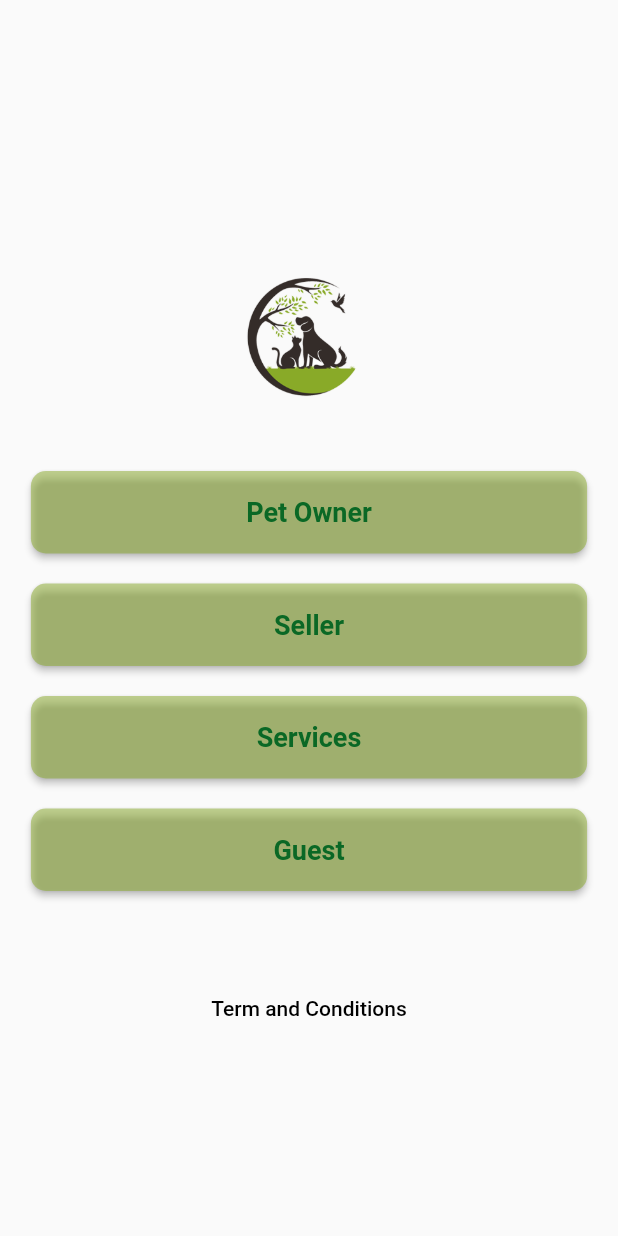
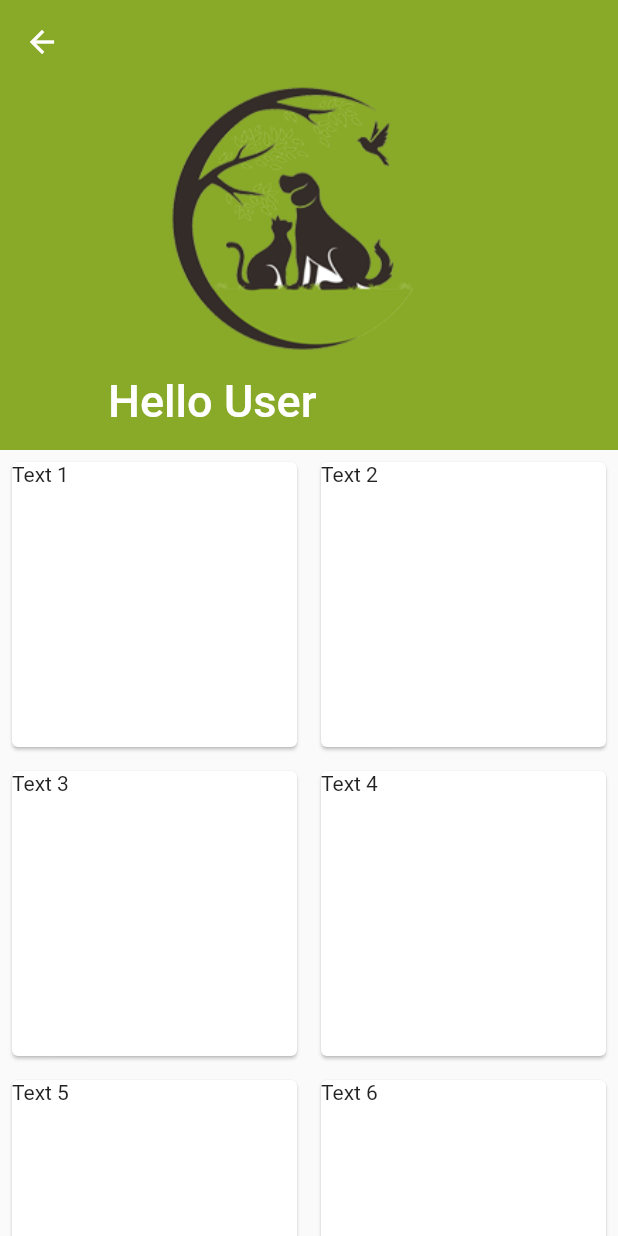
Before and after one commit to imran-maher/Pet-Paradise, a Flutter app: the MainDashboard screen opened directly, on a phone screen of 412 x 824 dp. Run offline on Flutter 3.47's test engine with Material 2 defaults, Android fonts, the phone set to English and light mode, and no system bars; our stand-ins replace firebase_core; accounts and stored records are empty.

Commit message:
Dashboard Design

```diff
--- a/lib/screens/main_dashboard.dart
+++ b/lib/screens/main_dashboard.dart
@@ -1,15 +1,9 @@
 import 'package:flutter/material.dart';
-import 'package:pet_paradise/controllers/responsive_controller.dart';
-import 'package:pet_paradise/screens/login_screen.dart';
+import 'package:flutter/services.dart';
+import 'package:pet_paradise/utils/colors.dart';
 
-
-
-import '../custom_widgets/custom_widgets.dart';
-import '../utils/colors.dart';
+import '../controllers/responsive_controller.dart';
 import '../utils/size_config.dart';
-
-String dropDownValue = "English";
-double buttonSpace = 20;
 
 class MainDashboard extends StatefulWidget {
   const MainDashboard({Key? key}) : super(key: key);
@@ -20,126 +14,67 @@ class MainDashboard extends StatefulWidget {
 
 class _MainDashboardState extends State<MainDashboard> {
   @override
+  void initState() {
+    // TODO: implement initState
+    super.initState();
+    SystemChrome.setEnabledSystemUIMode(SystemUiMode.manual, overlays: []);
+  }
+
+  @override
   Widget build(BuildContext context) {
     MyAppSize.config(MediaQuery.of(context));
     return Scaffold(
-      body: Responsive(
-        mobile: mobile(context),
-        web: web(context),
-        tablet: tablet(context),
-      ),
-    );
+        body: Responsive(
+            mobile: mobile(context),
+            tablet: tablet(context),
+            web: web(context)));
   }
 }
 
-//TODO : Go To Login Screen
-goToLoginScreen(BuildContext context) {
-  Navigator.of(context).pushReplacement(
-    MaterialPageRoute(
-      builder: (context) => LoginScreen(),
-    ),
+//TODO : Mobile UI
+
+Widget mobile(BuildContext context) {
+  return CustomScrollView(
+    slivers: [
+      SliverAppBar(
+        leading: Icon(Icons.arrow_back, color: Colors.white,),
+        backgroundColor: MyColors.LIGHT_GREEN,
+        expandedHeight: 300,
+        floating: true,
+        pinned: true,
+
+        flexibleSpace: FlexibleSpaceBar(
+          background: Image(image: AssetImage("assets/images/logo.png"),),
+          title: Text("Hello User", style: TextStyle(color: Colors.white),),
+
+        ),
+      ),
+      SliverGrid(
+        delegate: SliverChildBuilderDelegate((context, index) {
+          return Padding(
+            padding: const EdgeInsets.all(4.0),
+            child: Container(
+              height: 100,
+              child: Card(child: Text("Text ${index+1}"),),
+            ),
+          );
+        }, childCount: 8),
+        gridDelegate: SliverGridDelegateWithFixedCrossAxisCount(crossAxisCount: 2,crossAxisSpacing: 0,mainAxisSpacing: 0),
+      )
+    ],
   );
 }
 
-//TODO : Mobile UI
-Widget mobile(BuildContext context) {
-  // return Container(
-  //   decoration: BoxDecoration(
-  //     image: DecorationImage(
-  //       fit: BoxFit.cover,
-  //       image: AssetImage("assets/images/backgrounds/bg1.jpg"),
-  //     ),
-  //   ),
-  //   child:
-  return Padding(
-      padding: EdgeInsets.only(
-          left: MyAppSize.width! * 0.05, right: MyAppSize.width! * 0.05),
-      child: Column(
-        crossAxisAlignment: CrossAxisAlignment.stretch,
-        mainAxisAlignment: MainAxisAlignment.center,
-        children: [
-          SizedBox(
-            height: 15,
-          ),
-          //TODO : Top Logo
-          Image(
-            image: AssetImage("assets/images/logo.png"),
-            height: 135,
-            width: 163,
-          ),
-          SizedBox(
-            height: buttonSpace,
-          ),
-          //TODO : Pet Owner
-          MyButton(
-            onPressed: (){
-              Navigator.of(context) .push(MaterialPageRoute( builder: (context) => LoginScreen()));
-            },
-            title: "Pet Owner",
-            color: MyColors.LIGHT_GREEN40,
-            textColor: MyColors.DARK_GREEN,
-          ),
-          SizedBox(
-            height: buttonSpace,
-          ),
-          //TODO : Seller
-          MyButton(
-            onPressed: (){
-          Navigator.of(context) .push(MaterialPageRoute( builder: (context) => LoginScreen()));
-          },
-            title: "Seller",
-            color: MyColors.LIGHT_GREEN40,
-            textColor: MyColors.DARK_GREEN,
-          ),
-          SizedBox(
-            height: buttonSpace,
-          ),
-          //TODO: Services
-          MyButton(
-            onPressed:  (){
-              Navigator.of(context) .push(MaterialPageRoute( builder: (context) => LoginScreen()));
-            },
-            title: "Services",
-            color: MyColors.LIGHT_GREEN40,
-            textColor: MyColors.DARK_GREEN,
-          ),
-          SizedBox(
-            height: buttonSpace,
-          ),
-          //TODO: Guest
-          MyButton(
-            onPressed: (){},
-            title: "Guest",
-            color: MyColors.LIGHT_GREEN40,
-            textColor: MyColors.DARK_GREEN,
-          ),
-          SizedBox(
-            height: 70,
-          ),
-          GestureDetector(
-            onTap: () {},
-            child: Center(
-              child: Text(
-                "Term and Conditions",
-                style: TextStyle(
-                    color: Colors.black,
-                    fontSize: 14,
-                    fontWeight: FontWeight.w500),
-              ),
-            ),
-          )
-        ],
-      ),
-
+//TODO : TABLET UI
+Widget tablet(BuildContext context) {
+  return Center(
+    child: Text("In Designing Process"),
   );
-}
-
-//TODO : Tablet UI
-Widget tablet(BuildContext context) {
-  return Center(child: Text("In Designing Process"));
 }
 
 //TODO : Web UI
 Widget web(BuildContext context) {
-  return Center(child: Text("In Designing Process"));
+  return Center(
+    child: Text("In Designing Process"),
+  );
 }
--- a/lib/screens/splash_screen.dart
+++ b/lib/screens/splash_screen.dart
@@ -2,8 +2,8 @@ import 'dart:async';
 
 import 'package:flutter/material.dart';
 import 'package:flutter/services.dart';
+import 'package:pet_paradise/screens/choice_dashboard.dart';
 import 'package:pet_paradise/screens/main_dashboard.dart';
-import 'package:pet_paradise/screens/services_dashboard.dart';
 import 'package:pet_paradise/utils/size_config.dart';
 
 class SplashScreen extends StatefulWidget {
@@ -20,7 +20,7 @@ class _SplashScreenState extends State<SplashScreen> {
     super.initState();
     SystemChrome.setEnabledSystemUIMode(SystemUiMode.manual,overlays: [SystemUiOverlay.bottom]);
     Timer(Duration(seconds: 3) , (){
-      Navigator.of(context).pushReplacement(MaterialPageRoute(builder: (BuildContext context) =>ServicesDashboard()));
+      Navigator.of(context).pushReplacement(MaterialPageRoute(builder: (BuildContext context) =>MainDashboard()));
     });
   }
   @override
```
Also changed, not shown: lib/custom_widgets/custom_widgets.dart (+39 -1 lines), lib/screens/choice_dashboard.dart (added, +145 -0 lines), lib/screens/services_dashboard.dart (deleted, +0 -37 lines).
